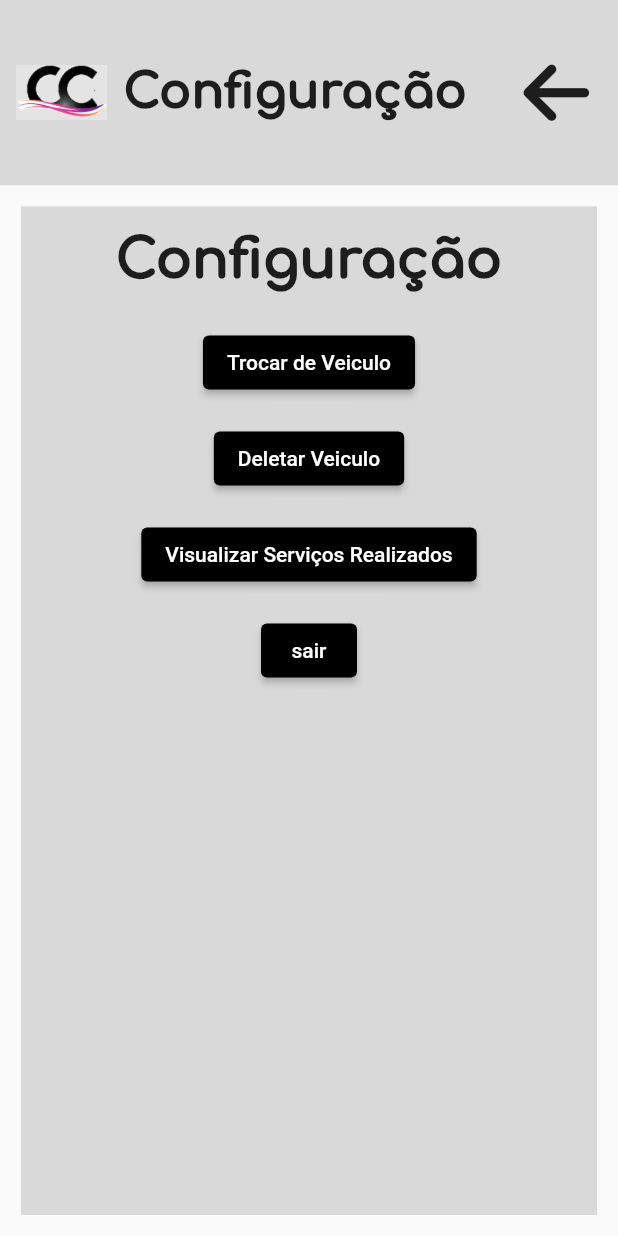
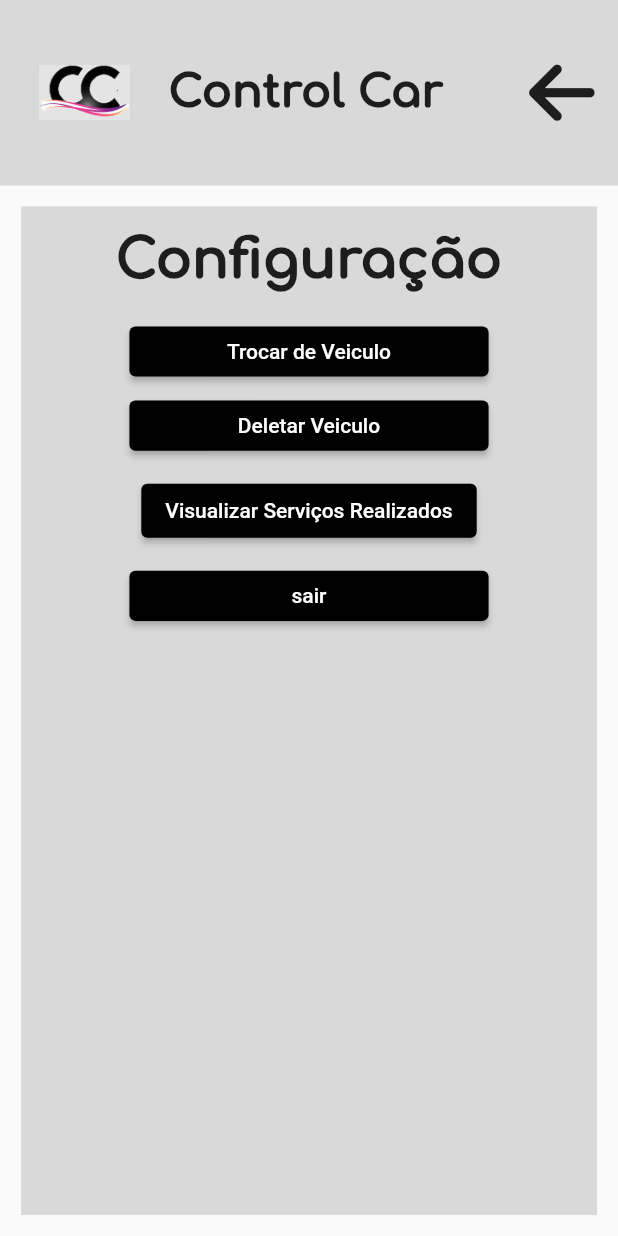
Before and after one commit to rogerfrancisco/flutter_pds, a Flutter app: the ConfiguracaoPage screen opened directly with empty values, on a phone screen of 412 x 824 dp. Run offline on Flutter 3.47's test engine with Material 2 defaults, Android fonts, the phone set to English and light mode, and no system bars; our stand-ins replace cloud_firestore, email_validator, firebase_auth, firebase_core, flutter_local_notifications, flutter_mobx and 6 more; missing offline and left inert: dart:ffi; accounts and stored records are empty; generated files the repository leaves out were written again.

Commit message:
agora sim  pds

```diff
--- a/lib/Pages/configuracao_page.dart
+++ b/lib/Pages/configuracao_page.dart
@@ -51,7 +51,7 @@ class _ConfiguracaoPage extends State<ConfiguracaoPage> {
             child: Row(
               children: [
                 Expanded(
-                  flex: 2,
+                  flex: 3,
                   child: Image.asset(
                     'images/logo.png',
                     height: 37,
@@ -62,10 +62,10 @@ class _ConfiguracaoPage extends State<ConfiguracaoPage> {
                   flex: 6,
                   child: Text(
                     style: GoogleFonts.comfortaa(
-                      fontSize: 32,
+                      fontSize: 30,
                       fontWeight: FontWeight.w900,
                     ),
-                    'Configuração',
+                    'Control Car',
                   ),
                 ),
                 Expanded(
@@ -112,6 +112,9 @@ class _ConfiguracaoPage extends State<ConfiguracaoPage> {
                     width: MediaQuery.of(context).size.width * 0.09,
                   ),
                   Align(
+                      child: SizedBox(
+                    width: MediaQuery.of(context).size.width * 0.62,
+                    height: MediaQuery.of(context).size.height * 0.06,
                     child: Padding(
                       padding: const EdgeInsets.all(8.0),
                       child: ElevatedButton(
@@ -127,8 +130,12 @@ class _ConfiguracaoPage extends State<ConfiguracaoPage> {
                         },
                         child: const Text('Trocar de Veiculo'),
                       ),
+                    ),
                   )),
                   Align(
+                      child: SizedBox(
+                    width: MediaQuery.of(context).size.width * 0.62,
+                    height: MediaQuery.of(context).size.height * 0.06,
                     child: Padding(
                       padding: const EdgeInsets.all(8.0),
                       child: ElevatedButton(
@@ -144,6 +151,7 @@ class _ConfiguracaoPage extends State<ConfiguracaoPage> {
                                       )));
                         },
                         child: const Text('Deletar Veiculo'),
+                      ),
                     ),
                   )),
                   Align(
@@ -166,6 +174,9 @@ class _ConfiguracaoPage extends State<ConfiguracaoPage> {
                     ),
                   )),
                   Align(
+                      child: SizedBox(
+                    width: MediaQuery.of(context).size.width * 0.62,
+                    height: MediaQuery.of(context).size.height * 0.06,
                     child: Padding(
                       padding: const EdgeInsets.all(8.0),
                       child: ElevatedButton(
@@ -176,6 +187,7 @@ class _ConfiguracaoPage extends State<ConfiguracaoPage> {
                           signOut(context);
                         },
                         child: const Text('sair'),
+                      ),
                     ),
                   )),
                 ],
--- a/lib/Pages/principal_page.dart
+++ b/lib/Pages/principal_page.dart
@@ -68,7 +68,7 @@ class _PrincipalPage extends State<PrincipalPage> {
                               ),
                             ),
                             Expanded(
-                              flex: 5,
+                              flex: 6,
                               child: Text(
                                 style: GoogleFonts.comfortaa(
                                   fontSize: 32,
@@ -197,7 +197,7 @@ class _PrincipalPage extends State<PrincipalPage> {
                         Padding(
                           padding: const EdgeInsets.all(8.0),
                           child: Container(
-                            height: MediaQuery.of(context).size.height * 0.04,
+                            height: MediaQuery.of(context).size.height * 0.05,
                             child: StreamBuilder(
                                 stream: kmService.getKmStream(
                                     user!.uid, widget.placa),
--- a/lib/Pages/relatorio_page.dart
+++ b/lib/Pages/relatorio_page.dart
@@ -57,7 +57,7 @@ class _RelatorioPage extends State<RelatorioPage> {
                       fontSize: 36,
                       fontWeight: FontWeight.w900,
                     ),
-                    'Lembrete',
+                    'Historico',
                   ),
                 ),
                 Expanded(
--- a/lib/Pages/renomearsenha_page.dart
+++ b/lib/Pages/renomearsenha_page.dart
@@ -82,7 +82,7 @@ class _RenomearSenhaPageState extends State<RenomearSenhaPage> {
                   width: double.infinity,
                   child: ElevatedButton(
                     style: ElevatedButton.styleFrom(
-                      primary: Colors.black,
+                      backgroundColor: Colors.black,
                     ),
                     onPressed: () {
                       recuperarSenha();
--- a/lib/services/notification_service.dart
+++ b/lib/services/notification_service.dart
@@ -9,7 +9,8 @@ class NotificationService {
 
   NotificationService() {
     inicialize();
-    pushNotification('Meu Ajuda pra eu te ajudar', 'Hora de informar o Km');
+    pushNotification(
+        'Motorista, me ajuda para eu te ajudar', 'Bora informar a Km');
   }
   inicialize() async {
     tz.initializeTimeZones();
```
Also changed, not shown: lib/Pages/carro_page.dart (+10 -2 lines), lib/Pages/servico_page.dart (+6 -6 lines). Lines whose indentation alone changed are shown as unchanged.
